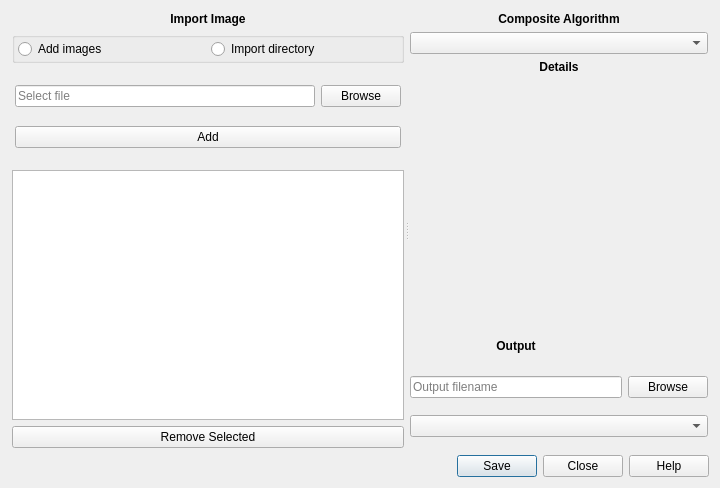
The window that image_compositor/ui/ui_main_compositor.ui (ceholden/image_compositor) describes before a commit, drawn with Qt 5.
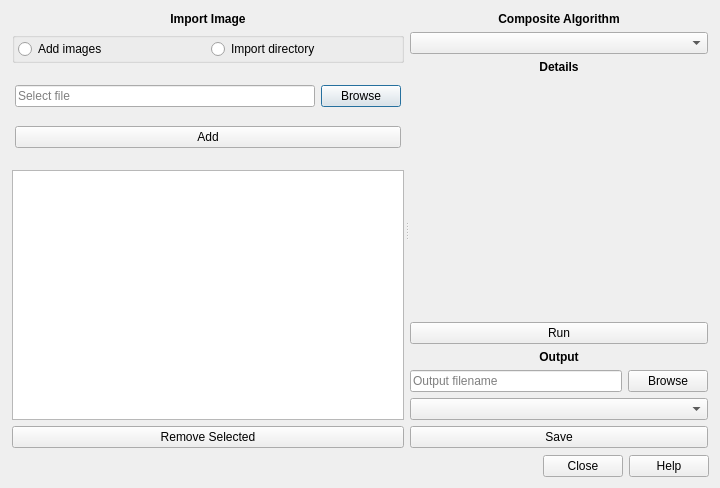
The same window after the commit.

Commit message: Changed UI around to have dedicated run/save buttons

What changed in the file:
```diff
--- a/image_compositor/ui/ui_main_compositor.ui
+++ b/image_compositor/ui/ui_main_compositor.ui
@@ -279,7 +279,31 @@
           <property name="margin">
            <number>0</number>
           </property>
-          <item row="0" column="0">
+          <item row="2" column="0">
+           <widget class="QLineEdit" name="edit_outfilename">
+            <property name="placeholderText">
+             <string>Output filename</string>
+            </property>
+           </widget>
+          </item>
+          <item row="2" column="1">
+           <widget class="QPushButton" name="but_outbrowse">
+            <property name="text">
+             <string>Browse</string>
+            </property>
+           </widget>
+          </item>
+          <item row="3" column="0" colspan="2">
+           <widget class="QComboBox" name="combox_outformat"/>
+          </item>
+          <item row="4" column="0" colspan="2">
+           <widget class="QPushButton" name="but_save">
+            <property name="text">
+             <string>Save</string>
+            </property>
+           </widget>
+          </item>
+          <item row="1" column="0" colspan="2">
            <widget class="QLabel" name="label">
             <property name="maximumSize">
              <size>
@@ -292,23 +316,13 @@
             </property>
            </widget>
           </item>
-          <item row="1" column="0">
-           <widget class="QLineEdit" name="edit_outfilename">
-            <property name="placeholderText">
-             <string>Output filename</string>
-            </property>
-           </widget>
-          </item>
-          <item row="1" column="1">
-           <widget class="QPushButton" name="but_outbrowse">
+          <item row="0" column="0" colspan="2">
+           <widget class="QPushButton" name="but_run">
             <property name="text">
-             <string>Browse</string>
+             <string>Run</string>
             </property>
            </widget>
           </item>
-          <item row="2" column="0" colspan="2">
-           <widget class="QComboBox" name="combox_outformat"/>
-          </item>
          </layout>
         </widget>
        </item>
@@ -322,7 +336,7 @@
       <enum>Qt::Horizontal</enum>
      </property>
      <property name="standardButtons">
-      <set>QDialogButtonBox::Close|QDialogButtonBox::Help|QDialogButtonBox::Save</set>
+      <set>QDialogButtonBox::Close|QDialogButtonBox::Help</set>
      </property>
     </widget>
    </item>
```
The commit also changes 1 other file.
